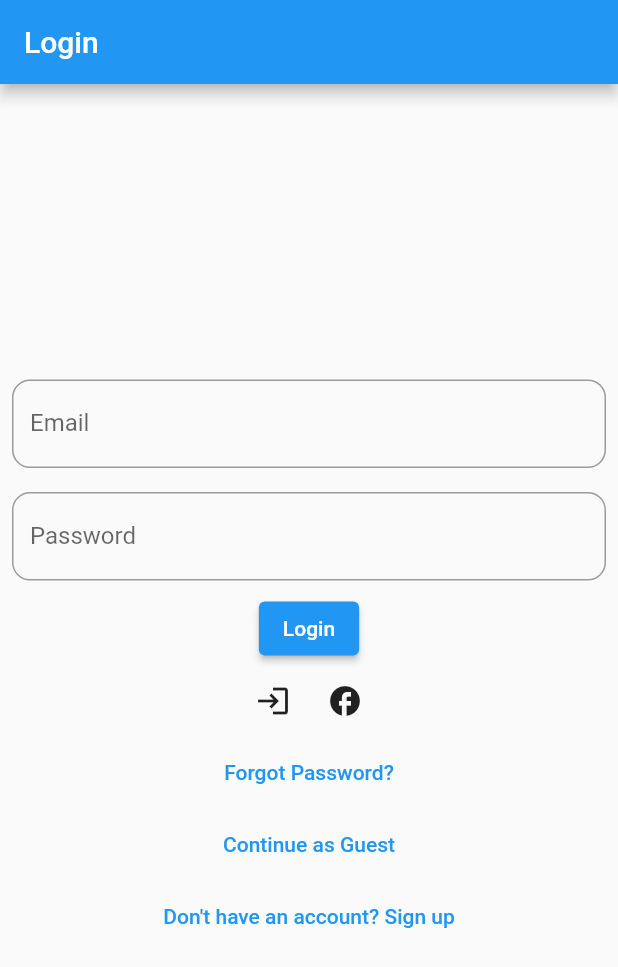
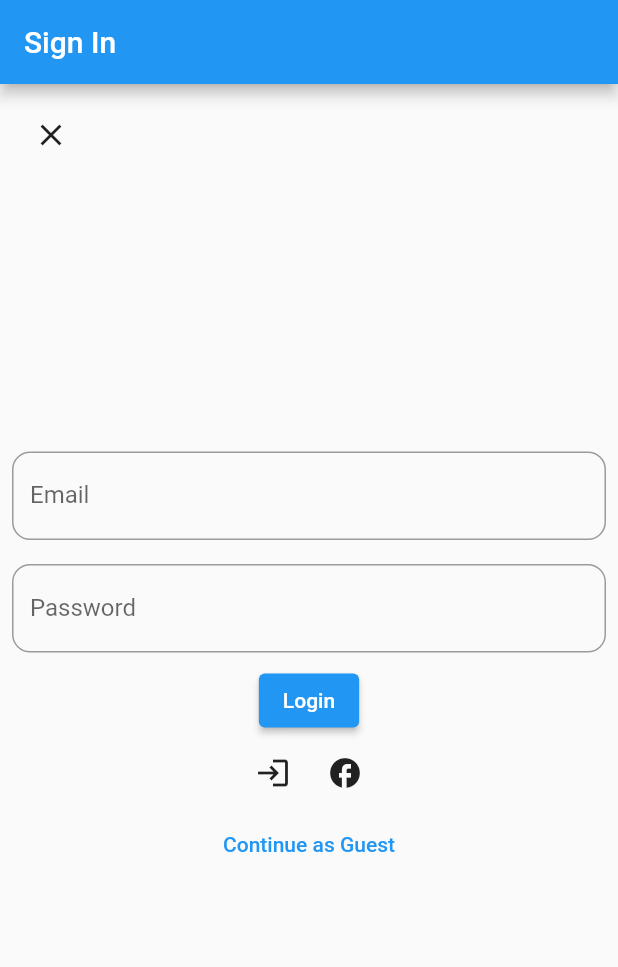
Before and after one commit to jacobballard/NeighborGood-Flutter, a Flutter app: the screen it shows after launch, on a phone screen of 412 x 824 dp. Shown: the top 967 px of the screen. Run offline on Flutter 3.47's test engine with Material 2 defaults, Android fonts, the phone set to English and light mode, and no system bars; our stand-ins replace cloud_firestore, equatable, firebase_auth, firebase_core, flutter_bloc, font_awesome_flutter and 4 more; missing offline and left inert: flutter_facebook_auth; accounts and stored records are empty.

Commit message:
Put exit on login :(

```diff
--- a/lib/src/screens/auth/login.dart
+++ b/lib/src/screens/auth/login.dart
@@ -24,9 +24,11 @@ class _LoginScreenState extends State<LoginScreen> {
   Widget build(BuildContext context) {
     return Scaffold(
       appBar: AppBar(
-        title: Text('Login'),
+        title: Text('Sign In'),
       ),
-      body: Center(
+      body: Stack(
+        children: [
+          Center(
             child: SingleChildScrollView(
               child: Column(
                 mainAxisAlignment: MainAxisAlignment.center,
@@ -35,11 +37,35 @@ class _LoginScreenState extends State<LoginScreen> {
                   _buildPasswordInput(),
                   _buildLoginButton(context),
                   _buildSocialLogins(context),
-            _buildResetPasswordButton(context),
                   _buildContinueAsGuestButton(context),
-            _buildSwitchToSignupButton(context),
                 ],
-        )),
+              ),
+            ),
+          ),
+          Positioned(
+            top: 10,
+            left: 10,
+            child: IconButton(
+              icon: Icon(Icons.close),
+              onPressed: () async {
+                try {
+                  await widget.authRepo.signInAnonymously();
+                  if (context.mounted) {
+                    Navigator.pushAndRemoveUntil(
+                      context,
+                      MaterialPageRoute(builder: (context) => MyTabBar()),
+                      (route) => false,
+                    );
+                  }
+                } catch (e) {
+                  ScaffoldMessenger.of(context).showSnackBar(
+                    SnackBar(content: Text(e.toString())),
+                  );
+                }
+              },
+            ),
+          ),
+        ],
       ),
     );
   }
```
Also changed, not shown: pubspec.lock. Lines whose indentation alone changed are shown as unchanged.
